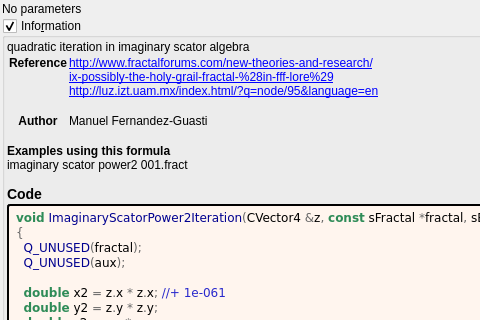
First picture: the form in mandelbulber2/formula/ui/imaginary_scator_power2.ui, repository buddhi1980/mandelbulber2, before the edit; both pictures show x 0 to 480 and y 0 to 320 of the 614 by 692 pixel window.
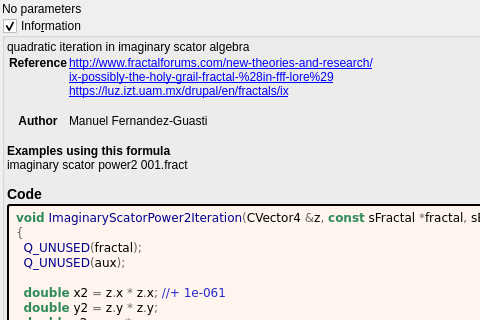
Second picture: the form after the edit. Custom widgets are drawn as their Qt base class.

```diff
--- a/mandelbulber2/formula/ui/imaginary_scator_power2.ui
+++ b/mandelbulber2/formula/ui/imaginary_scator_power2.ui
@@ -69,7 +69,7 @@
          <string notr="true">&lt;p&gt;quadratic iteration in imaginary scator algebra&lt;/p&gt;&lt;table&gt;
 &lt;tr&gt;&lt;th&gt;Reference&lt;/th&gt;&lt;td&gt;&lt;a href=&quot;http://www.fractalforums.com/new-theories-and-research/&quot;&gt;http://www.fractalforums.com/new-theories-and-research/&lt;br&gt;
 &lt;a href=&quot;ix-possibly-the-holy-grail-fractal-%28in-fff-lore%29&quot;&gt;ix-possibly-the-holy-grail-fractal-%28in-fff-lore%29&lt;br&gt;
-&lt;a href=&quot;http://luz.izt.uam.mx/index.html/?q=node/95&amp;language=en&quot;&gt;http://luz.izt.uam.mx/index.html/?q=node/95&amp;language=en&lt;br&gt;
+&lt;a href=&quot;https://luz.izt.uam.mx/drupal/en/fractals/ix&quot;&gt;https://luz.izt.uam.mx/drupal/en/fractals/ix&lt;br&gt;
 &lt;/td&gt;&lt;/tr&gt;
 &lt;tr&gt;&lt;th&gt;Author&lt;/th&gt;&lt;td&gt;Manuel Fernandez-Guasti&lt;br&gt;
 &lt;/td&gt;&lt;/tr&gt;
```
